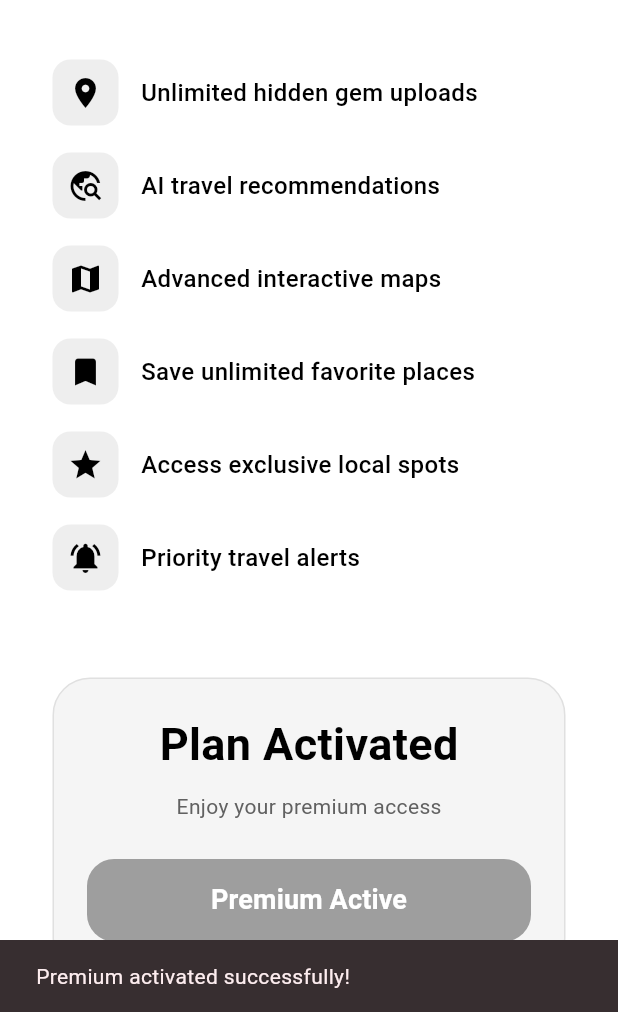
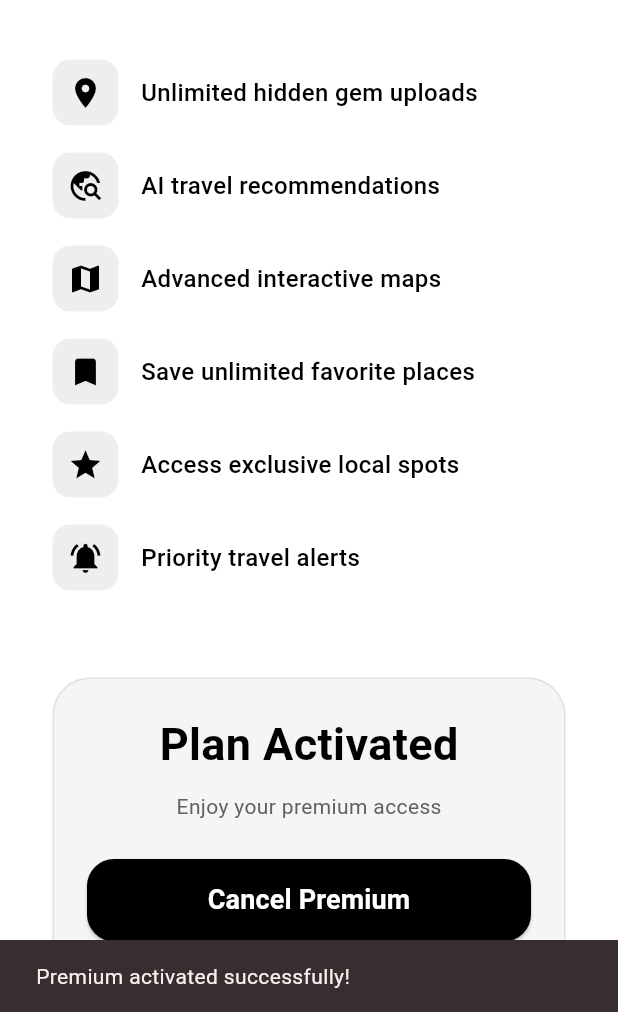
Before and after one commit to kiroreda963/LikeALocal, a Flutter app: the SubscriptionPage screen opened by its route, scrolled down 199 dp, after a tap on "Start Premium", on a phone screen of 412 x 824 dp, the part 224-1236 px from its top. Run offline on Flutter 3.47's test engine with Material 3 defaults, Android fonts, the phone set to English and light mode, and no system bars; our stand-ins replace cloud_firestore, firebase_auth, firebase_core, firebase_storage, flutter_map, geolocator and 2 more; accounts and stored records are empty; Roboto replaces fonts that are missing (SF Pro Display).

Commit message:
fixed subscription page

```diff
--- a/lib/profile/pages/profile_page.dart
+++ b/lib/profile/pages/profile_page.dart
@@ -98,7 +98,7 @@ class ProfilePage extends StatelessWidget {
                 _divider(),
                 _buildTile(
                   context,
-                  icon: Icons.bookmark_border,
+                  icon: Icons.workspace_premium,
                   title: "Subscriptions",
                   page: const SubscriptionPage(),
                 ),
--- a/lib/subscription/pages/subscription_page.dart
+++ b/lib/subscription/pages/subscription_page.dart
@@ -1,5 +1,8 @@
 import 'package:flutter/material.dart';
+import 'package:provider/provider.dart';
+import 'package:firebase_auth/firebase_auth.dart';
 import 'package:cloud_firestore/cloud_firestore.dart';
+import '../../auth/auth_provider.dart' as local_auth;
 
 class SubscriptionPage extends StatefulWidget {
   const SubscriptionPage({super.key});
@@ -11,36 +14,77 @@ class SubscriptionPage extends StatefulWidget {
 class _SubscriptionPageState extends State<SubscriptionPage> {
   bool isPremium = false;
   bool isLoading = false;
+  String? _userId;
 
-  Future<void> activatePremium() async {
+  @override
+  void initState() {
+    super.initState();
+    WidgetsBinding.instance.addPostFrameCallback((_) {
+      _loadSubscriptionStatus();
+    });
+  }
+
+  Future<void> _loadSubscriptionStatus() async {
+    final authProvider = context.read<local_auth.AuthProvider>();
+    final user = await authProvider.getAllUserInfo();
+    if (!mounted) return;
+
+    setState(() {
+      _userId = user?.uid;
+      isPremium = user?.isPremium ?? false;
+    });
+  }
+
+  Future<void> _togglePremium() async {
+    final firebaseUser = FirebaseAuth.instance.currentUser;
+    if (firebaseUser == null) {
+      if (!mounted) return;
+      ScaffoldMessenger.of(context).showSnackBar(
+        const SnackBar(content: Text('Please log in to manage subscription')),
+      );
+      return;
+    }
+
+    final uid = _userId ?? firebaseUser.uid;
+    final nextValue = !isPremium;
+
+    final messenger = ScaffoldMessenger.of(context);
+
     setState(() {
       isLoading = true;
     });
 
     try {
-      await FirebaseFirestore.instance.collection('subscriptions').add({
-        'isPremium': true,
-        'plan': 'monthly',
-        'price': 4.99,
-        'activatedAt': FieldValue.serverTimestamp(),
+      await FirebaseFirestore.instance.collection('users').doc(uid).set({
+        'isPremium': nextValue,
+      }, SetOptions(merge: true));
+
+      if (!mounted) return;
+      setState(() {
+        _userId = uid;
+        isPremium = nextValue;
       });
 
-      setState(() {
-        isPremium = true;
-      });
-
-      ScaffoldMessenger.of(context).showSnackBar(
-        const SnackBar(content: Text('Premium activated successfully!')),
+      messenger.showSnackBar(
+        SnackBar(
+          content: Text(
+            nextValue
+                ? 'Premium activated successfully!'
+                : 'Unsubscribed from premium successfully!',
+          ),
+        ),
       );
     } catch (e) {
-      ScaffoldMessenger.of(context).showSnackBar(
-        SnackBar(content: Text('Error activating premium: $e')),
+      messenger.showSnackBar(
+        SnackBar(content: Text('Error updating subscription: $e')),
       );
+    } finally {
+      if (mounted) {
+        setState(() {
+          isLoading = false;
+        });
+      }
     }
-
-    setState(() {
-      isLoading = false;
-    });
   }
 
   @override
@@ -97,11 +141,20 @@ class _SubscriptionPageState extends State<SubscriptionPage> {
                 ),
                 const SizedBox(height: 40),
                 premiumFeature(Icons.place, 'Unlimited hidden gem uploads'),
-                premiumFeature(Icons.travel_explore, 'AI travel recommendations'),
+                premiumFeature(
+                  Icons.travel_explore,
+                  'AI travel recommendations',
+                ),
                 premiumFeature(Icons.map, 'Advanced interactive maps'),
-                premiumFeature(Icons.bookmark, 'Save unlimited favorite places'),
+                premiumFeature(
+                  Icons.bookmark,
+                  'Save unlimited favorite places',
+                ),
                 premiumFeature(Icons.star, 'Access exclusive local spots'),
-                premiumFeature(Icons.notifications_active, 'Priority travel alerts'),
+                premiumFeature(
+                  Icons.notifications_active,
+                  'Priority travel alerts',
+                ),
                 const SizedBox(height: 40),
                 Container(
                   width: double.infinity,
@@ -123,7 +176,9 @@ class _SubscriptionPageState extends State<SubscriptionPage> {
                       ),
                       const SizedBox(height: 10),
                       Text(
-                        isPremium ? 'Enjoy your premium access' : 'Cancel anytime',
+                        isPremium
+                            ? 'Enjoy your premium access'
+                            : 'Cancel anytime',
                         style: TextStyle(color: Colors.grey.shade700),
                       ),
                       const SizedBox(height: 25),
@@ -131,7 +186,7 @@ class _SubscriptionPageState extends State<SubscriptionPage> {
                         width: double.infinity,
                         height: 55,
                         child: ElevatedButton(
-                          onPressed: isPremium || isLoading ? null : activatePremium,
+                          onPressed: isLoading ? null : _togglePremium,
                           style: ElevatedButton.styleFrom(
                             backgroundColor: Colors.black,
                             disabledBackgroundColor: Colors.grey.shade500,
@@ -140,9 +195,13 @@ class _SubscriptionPageState extends State<SubscriptionPage> {
                             ),
                           ),
                           child: isLoading
-                              ? const CircularProgressIndicator(color: Colors.white)
+                              ? const CircularProgressIndicator(
+                                  color: Colors.white,
+                                )
                               : Text(
-                                  isPremium ? 'Premium Active' : 'Start Premium',
+                                  isPremium
+                                      ? 'Cancel Premium'
+                                      : 'Start Premium',
                                   style: const TextStyle(
                                     fontSize: 18,
                                     color: Colors.white,
```
